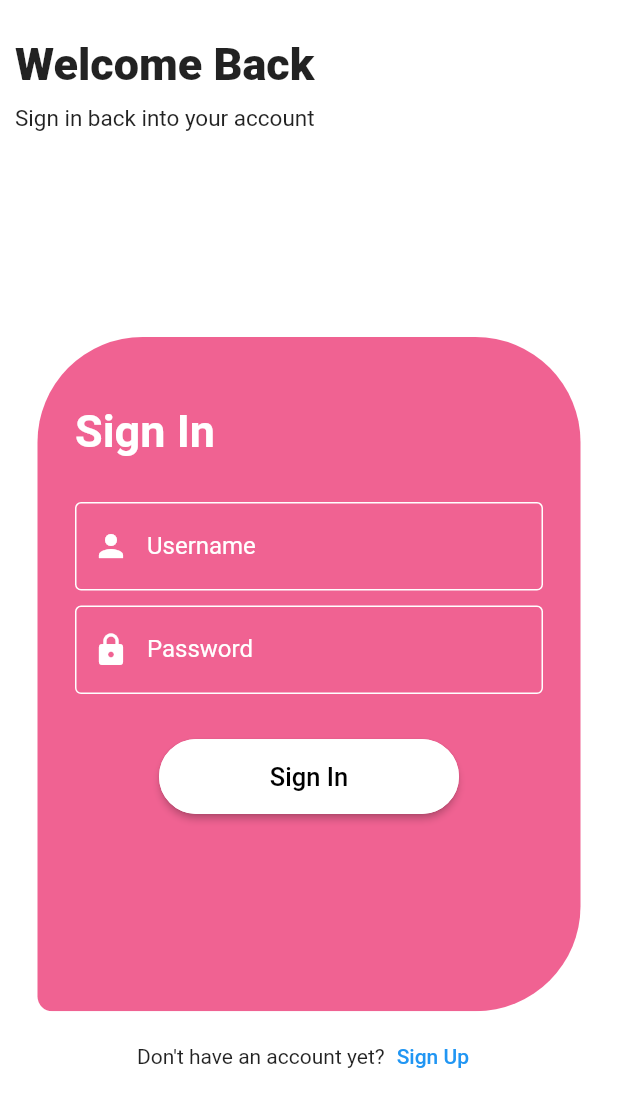
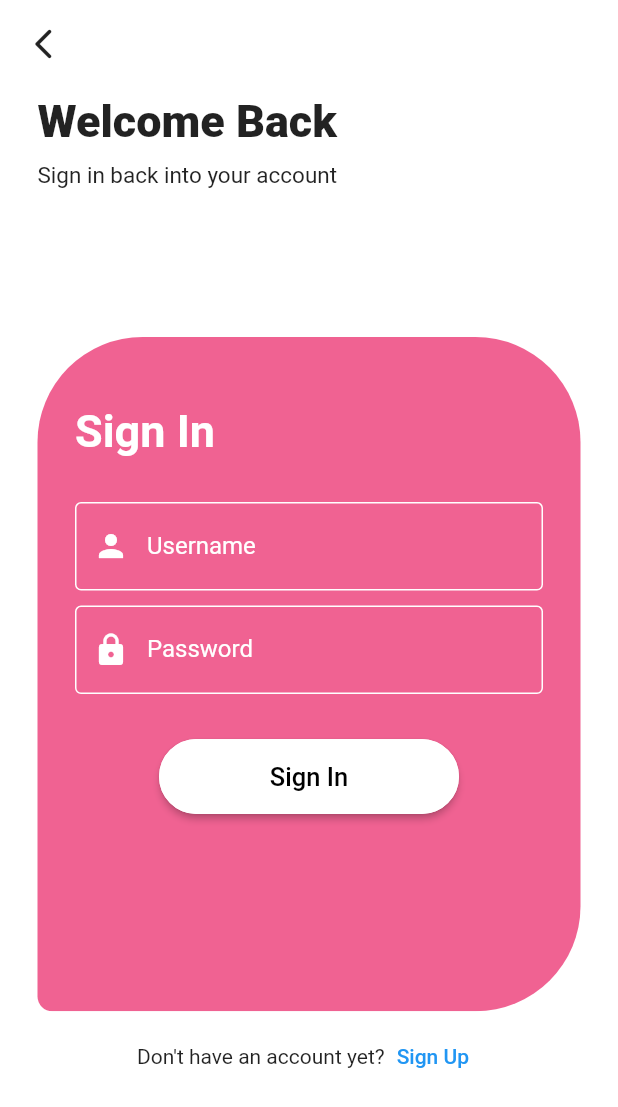
Before and after one commit to Navaneeth442000/SportsApp, a Flutter app: the ScreenUserLogin screen opened directly, on a phone screen of 412 x 824 dp. Shown: the top 1107 px of the screen. Run offline on Flutter 3.47's test engine with Material 2 defaults, Android fonts, the phone set to English and light mode, and no system bars; our stand-ins replace firebase_auth, firebase_core, shared_preferences; accounts and stored records are empty; network calls fail.

Commit message:
20/2/2022

```diff
--- a/sportsapp/lib/main.dart
+++ b/sportsapp/lib/main.dart
@@ -4,6 +4,8 @@ import 'package:sportsapp/auth_provider.dart';
 import 'package:sportsapp/screens/splash.dart';
 import 'package:firebase_core/firebase_core.dart';
 import 'package:provider/provider.dart';
+
+const SAVE_KEY_NAME = 'UserLoggedIn';
 
 Future<void> main() async {
   WidgetsFlutterBinding.ensureInitialized();
--- a/sportsapp/lib/screens/login_selection.dart
+++ b/sportsapp/lib/screens/login_selection.dart
@@ -68,7 +68,7 @@ class ScreenLoginSelection extends StatelessWidget {
                         ),
                         OutlinedButton(
                           onPressed: () {
-                            Navigator.of(context).push(
+                            Navigator.of(context).pushReplacement(
                               MaterialPageRoute(
                                 builder: (ctx) => ScreenOrganizerLogin(),
                               ),
@@ -92,7 +92,7 @@ class ScreenLoginSelection extends StatelessWidget {
                         ),
                         OutlinedButton(
                           onPressed: () {
-                            Navigator.of(context).push(
+                            Navigator.of(context).pushReplacement(
                               MaterialPageRoute(
                                 builder: (ctx) => ScreenUserLogin(),
                               ),
--- a/sportsapp/lib/screens/login_user.dart
+++ b/sportsapp/lib/screens/login_user.dart
@@ -1,4 +1,5 @@
 import 'package:flutter/material.dart';
+import 'package:sportsapp/screens/login_selection.dart';
 import 'package:sportsapp/screens/signup_user.dart';
 import 'package:sportsapp/screens/user_page.dart';
 
@@ -32,12 +33,18 @@ class _ScreenUserLoginState extends State<ScreenUserLogin> {
                 flex: 3,
                 child: Container(
                   width: double.infinity,
-                  child: Padding(
-                    padding: EdgeInsets.only(top: 25.0, left: 10.0),
-                    child: Column(
-                      crossAxisAlignment: CrossAxisAlignment.start,
-                      children: [
-                        Text(
+                  child: Column(
+                    crossAxisAlignment: CrossAxisAlignment.start,
+                    children: [
+                      Padding(
+                        padding: const EdgeInsets.only(top: 5.0, left: 5.0),
+                        child: IconButton(onPressed: () {
+                            Navigator.of(context).pushReplacement(MaterialPageRoute(builder: (ctx) => ScreenLoginSelection()));
+                          }, icon: Icon(Icons.arrow_back_ios_new_rounded)),
+                      ),
+                      Padding(
+                        padding: const EdgeInsets.only(top: 10.0, left: 25.0),
+                        child: Text(
                           'Welcome Back',
                           style: TextStyle(
                             fontSize: 30,
@@ -45,17 +52,17 @@ class _ScreenUserLoginState extends State<ScreenUserLogin> {
                           ),
                           // textAlign: TextAlign.center,
                         ),
-                        SizedBox(
-                          height: 10,
-                        ),
-                        Text(
+                      ),
+                      Padding(
+                        padding: const EdgeInsets.only(top: 10.0, left: 25.0),
+                        child: Text(
                           'Sign in back into your account',
                           style: TextStyle(
                             fontSize: 15,
                           ),
                         ),
-                      ],
-                    ),
+                      ),
+                    ],
                   ),
                   decoration: const BoxDecoration(
                     color: Colors.white,
--- a/sportsapp/pubspec.yaml
+++ b/sportsapp/pubspec.yaml
@@ -38,6 +38,7 @@ dependencies:
   firebase_auth: ^3.3.7
   cloud_firestore: ^3.1.8
   provider: ^6.0.2
+  shared_preferences: ^2.0.13
 
 
 dev_dependencies:
```
Also changed, not shown: sportsapp/lib/auth_provider.dart (+16 -0 lines), sportsapp/lib/screens/login_organizer.dart (+31 -25 lines), sportsapp/lib/screens/organizer_page.dart (+12 -2 lines), sportsapp/lib/screens/signup_organizer.dart (+56 -29 lines), sportsapp/lib/screens/splash.dart (+14 -0 lines), sportsapp/pubspec.lock, 1 other file.
